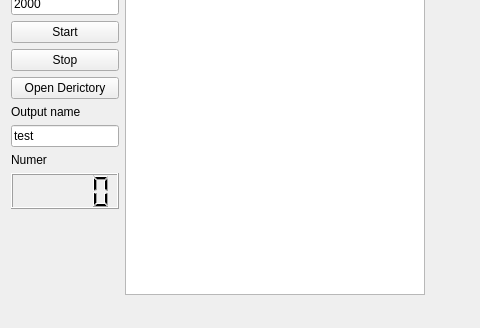
First picture: the form in mainwindow.ui, repository Nikita-Presnov/Qlockin, before the edit; both pictures show x 0 to 480 and y 115 to 443 of the 954 by 443 pixel window.
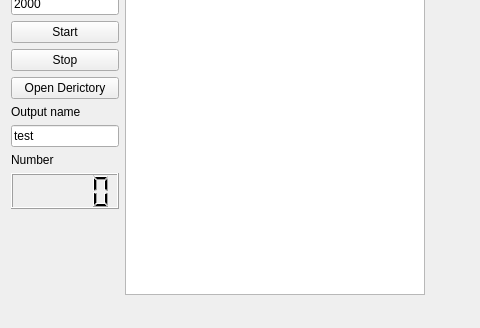
Second picture: the form after the edit. Custom widgets are drawn as their Qt base class.

Commit message: Several typos.

```diff
--- a/mainwindow.ui
+++ b/mainwindow.ui
@@ -208,7 +208,7 @@
       <item>
        <widget class="QLabel" name="label_3">
         <property name="text">
-         <string>Numer</string>
+         <string>Number</string>
         </property>
        </widget>
       </item>
```
The commit also changes 2 other files.
